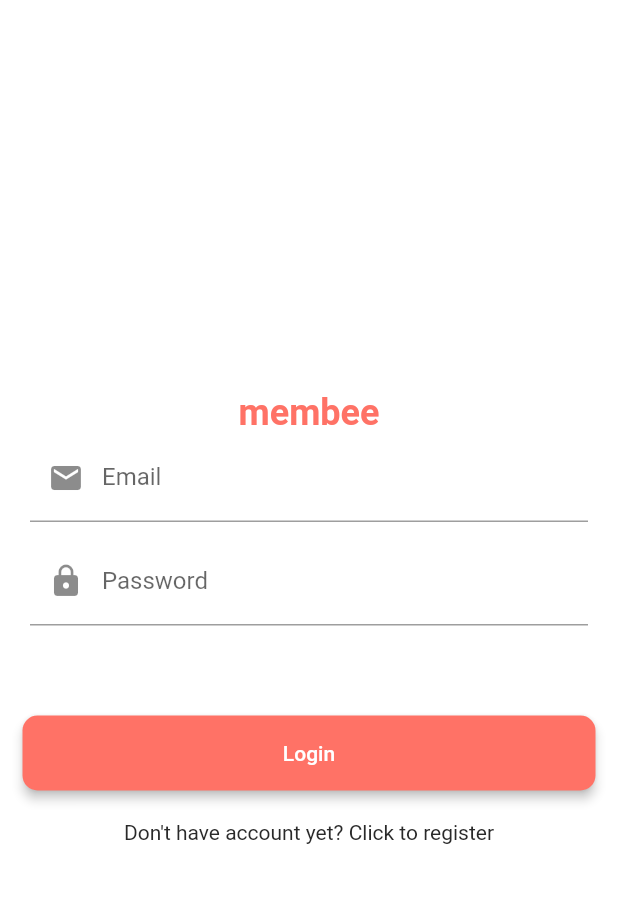
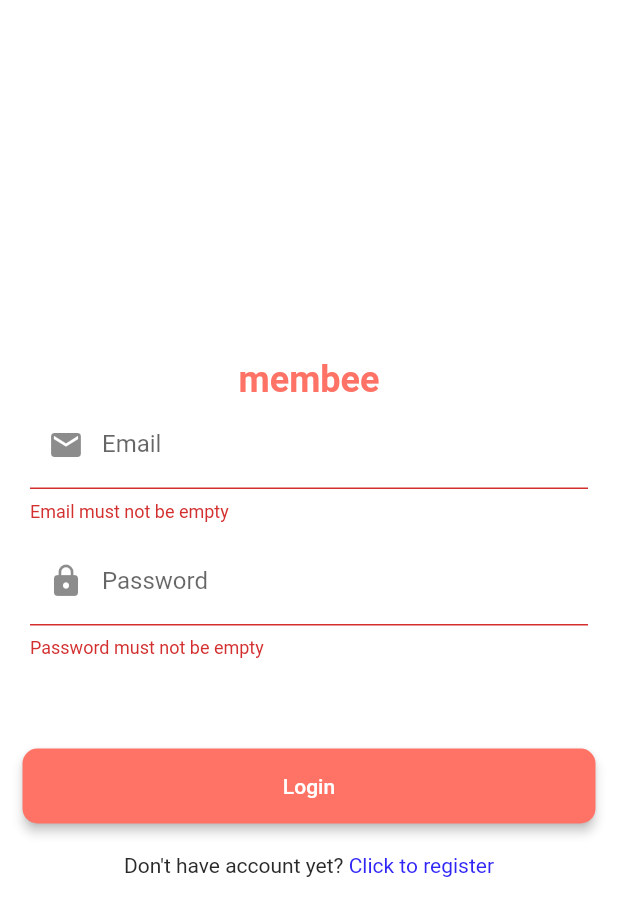
Before and after one commit to IvanTanaka/Flutter-Mobile-Booking_System, a Flutter app: the screen it shows after launch, after a tap on "Login", on a phone screen of 412 x 824 dp. Shown: the top 916 px of the screen. Run offline on Flutter 3.47's test engine with Material 2 defaults, Android fonts, the light colour scheme and no system bars; our stand-ins replace connectivity, dio, flutter_datetime_picker, font_awesome_flutter, get_it, rxdart and 1 more; missing offline and left inert: catcher, extended_text; network calls fail.

Commit message:
auto login after register done

```diff
--- a/lib/core/constants/network_code.dart
+++ b/lib/core/constants/network_code.dart
@@ -1,3 +1,6 @@
 class NetworkCode{
   static const SUCCESS = 200;
+  static const UNAUTHORIZED = 401;
+  static const CONFLICT = 409;
+
 }
--- a/lib/core/services/api.dart
+++ b/lib/core/services/api.dart
@@ -2,7 +2,12 @@
 import 'dart:convert';
 
 import 'package:dio/dio.dart';
+import 'package:member_apps/core/constants/network_code.dart';
 import 'package:member_apps/core/constants/shared_preference_key.dart';
+import 'package:member_apps/core/services/auth_service.dart';
+import 'package:member_apps/core/services/navigation_service.dart';
+import 'package:member_apps/router.dart';
+import 'package:member_apps/service_locator.dart';
 import 'package:shared_preferences/shared_preferences.dart';
 
 
@@ -48,6 +53,22 @@
     Response<dynamic> responseApi;
 
     responseApi = await _dio.get(_endpoint+url);
+    try {
+      responseApi = await _dio.get(_endpoint+url);
+      _dioResponseStreamController.add(null);
+      if (responseApi != null) {
+        if (responseApi.data['code'] == NetworkCode.UNAUTHORIZED)
+          setSessionExpired();
+      }
+      return jsonEncode(responseApi.data);
+    } on DioError catch (dioError) {
+      responseApi = dioError.response;
+      if (responseApi != null) {
+        if (responseApi.data['code'] == NetworkCode.UNAUTHORIZED)
+          setSessionExpired();
+      }
+      return throw responseApi.data['message'];
+    }
     return jsonEncode(responseApi.data);
 
 
@@ -71,8 +92,30 @@
 
     Response<dynamic> responseApi;
 
-    responseApi = await _dio.post(_endpoint+url,data: body);
+    try {
+      responseApi = await _dio.post(_endpoint+url,data: body);
+      _dioResponseStreamController.add(null);
+      if (responseApi != null) {
+        if (responseApi.data['code'] == NetworkCode.UNAUTHORIZED)
+          setSessionExpired();
+      }
+      return jsonEncode(responseApi.data);
+    } on DioError catch (dioError) {
+      responseApi = dioError.response;
+      if (responseApi != null) {
+        if (responseApi.data['code'] == NetworkCode.UNAUTHORIZED)
+          setSessionExpired();
+      }
+      return throw responseApi.data['message'];
+    }
     return jsonEncode(responseApi.data);
   }
 
 }
+
+
+setSessionExpired() async {
+  bool response = await locator<AuthService>().logout();
+  if (response)
+    locator<NavigationService>().navigateAndReplaceTo(RoutePaths.Login);
+}
--- /dev/null
+++ b/lib/core/services/auth_service.dart
@@ -0,0 +1,78 @@
+import 'dart:convert';
+
+import 'package:member_apps/core/constants/network_code.dart';
+import 'package:member_apps/core/constants/booking_service_menu_name.dart';
+import 'package:member_apps/core/constants/shared_preference_key.dart';
+import 'package:member_apps/core/enumerations/booking_service_type.dart';
+import 'package:member_apps/core/models/branch_model.dart';
+import 'package:member_apps/core/models/order_store_model.dart';
+import 'package:member_apps/core/models/search_store_model.dart';
+import 'package:member_apps/core/models/service_menu_model.dart';
+import 'package:member_apps/core/models/user_model.dart';
+import 'package:member_apps/core/services/api.dart';
+import 'package:member_apps/ui/prototype_constant.dart';
+import 'package:shared_preferences/shared_preferences.dart';
+
+class AuthService {
+  Api _api;
+
+  Future<bool> get isLogin async => await checkAuthToken();
+
+  AuthService({Api api}) {
+    this._api = api;
+  }
+
+  Future<bool> register(
+      {String name, String phoneNumber, String email, String password}) async {
+    final response = await _api.post(url: "v1/register", body: {
+      "name": name,
+      "phone_number": phoneNumber,
+      "email": email,
+      "password": password,
+    });
+    final resDecoded = json.decode(response);
+    if (resDecoded["code"] == NetworkCode.SUCCESS) {
+      SharedPreferences sharedPreferences = await SharedPreferences.getInstance();
+      sharedPreferences.setString(SharedPreferenceKey.ACCESS_TOKEN, resDecoded["data"]["token"]);
+      return resDecoded["success"];
+    } else {
+      throw(resDecoded["message"]);
+    }
+  }
+
+  Future<bool> login(
+      {String name, String phoneNumber, String email, String password}) async {
+    final response = await _api.post(url: "v1/login", body: {
+      "email": email,
+      "password": password,
+    });
+    final resDecoded = json.decode(response);
+    if (resDecoded["code"] == NetworkCode.SUCCESS) {
+      SharedPreferences sharedPreferences = await SharedPreferences.getInstance();
+      sharedPreferences.setString(SharedPreferenceKey.ACCESS_TOKEN, resDecoded["data"]["token"]);
+      return resDecoded["success"];
+    } else {
+       throw(resDecoded["message"]);
+    }
+  }
+
+  Future<bool> checkAuthToken() async {
+    SharedPreferences sharedPreferences = await SharedPreferences.getInstance();
+    String token = sharedPreferences.getString(SharedPreferenceKey.ACCESS_TOKEN);
+    final response = await _api.post(url: "v1/login-token", body: {
+      "token": token,
+    });
+    final resDecoded = json.decode(response);
+    if (resDecoded["code"] == NetworkCode.SUCCESS) {
+      return resDecoded["data"]["isLogin"];
+    } else {
+      return false;
+    }
+  }
+
+  Future<bool> logout() async {
+    SharedPreferences sharedPreferences = await SharedPreferences.getInstance();
+    sharedPreferences.remove(SharedPreferenceKey.ACCESS_TOKEN);
+    return true;
+  }
+}
--- a/lib/core/services/connection_service.dart
+++ b/lib/core/services/connection_service.dart
@@ -32,7 +32,7 @@
     ConnectionStatus previousConnection = hasConnection;
 
     try {
-      final result = await InternetAddress.lookup('bahaso.com');
+      final result = await InternetAddress.lookup('http://10.0.2.2:8000');
       if (result.isNotEmpty && result[0].rawAddress.isNotEmpty) {
         print("Connected");
         hasConnection = ConnectionStatus.CONNECTED;
--- /dev/null
+++ b/lib/core/viewmodels/views/registration/login_view_model.dart
@@ -0,0 +1,54 @@
+import 'package:member_apps/core/services/auth_service.dart';
+import 'package:member_apps/core/viewmodels/base_view_model.dart';
+import 'package:rxdart/rxdart.dart';
+
+class LoginViewModel extends BaseViewModel {
+
+  AuthService _authService;
+  String email;
+  String password;
+
+  BehaviorSubject<String> _errorMessageController = BehaviorSubject<String>();
+  Stream<String> get errorMessageStream => _errorMessageController.stream;
+  Future<bool> get isLogin async => await _authService.isLogin;
+  LoginViewModel({AuthService registrationService}){
+    this._authService = registrationService;
+  }
+
+  String validateEmail(String value){
+    bool validEmail =  RegExp(r"^[a-zA-Z0-9.a-zA-Z0-9.!#$%&'*+-/=?^_`{|}~]+@[a-zA-Z0-9]+\.[a-zA-Z]+").hasMatch(value);
+    if(value.length<=0){
+      return "Email must not be empty";
+    }
+    if(!validEmail){
+      return "Email is not valid";
+    }
+    this.email = value;
+    return null;
+  }
+
+  String validatePassword(String value){
+    if(value.length<=0){
+      return "Password must not be empty";
+    }
+    this.password = value;
+    return null;
+  }
+
+  Future<bool> loginUser() async {
+    setBusy(true);
+    try {
+      _errorMessageController.drain();
+      bool login = await _authService.login(
+          email: email,
+          password: password
+      );
+      setBusy(false);
+      return login;
+    }catch(exception){
+      _errorMessageController.add(exception.toString());
+      setBusy(false);
+      throw exception;
+    }
+  }
+}
--- a/lib/service_locator.dart
+++ b/lib/service_locator.dart
@@ -3,11 +3,12 @@
 import 'package:member_apps/core/services/connection_service.dart';
 import 'package:member_apps/core/services/order_service.dart';
 import 'package:member_apps/core/services/product_service.dart';
-import 'package:member_apps/core/services/registration_service.dart';
+import 'package:member_apps/core/services/auth_service.dart';
 import 'package:member_apps/core/services/store_service.dart';
 import 'package:member_apps/core/viewmodels/views/home_view_model.dart';
 import 'package:member_apps/core/viewmodels/views/order/order_food_confirmation_view_model.dart';
 import 'package:member_apps/core/viewmodels/views/order/order_food_store_view_model.dart';
+import 'package:member_apps/core/viewmodels/views/registration/login_view_model.dart';
 import 'package:member_apps/core/viewmodels/views/registration/register_view_model.dart';
 import 'package:member_apps/core/viewmodels/views/search_franchise_view_model.dart';
 
@@ -17,8 +18,8 @@
   locator.registerSingleton<Api>(Api());
   locator.registerSingleton<ConnectionService>(ConnectionService());
 
-  locator.registerLazySingleton<RegistrationService>(
-    () => RegistrationService(
+  locator.registerLazySingleton<AuthService>(
+    () => AuthService(
       api: locator<Api>(),
     ),
   );
@@ -43,8 +44,12 @@
 
   locator.registerFactory<HomeViewModel>(() => HomeViewModel());
 
+  locator.registerFactory<LoginViewModel>(() => LoginViewModel(
+    registrationService: locator<AuthService>(),
+  ));
+
   locator.registerFactory<RegisterViewModel>(() => RegisterViewModel(
-    registrationService: locator<RegistrationService>(),
+    registrationService: locator<AuthService>(),
   ));
 
   locator.registerFactory<SearchFranchiseViewModel>(
--- a/lib/ui/shared_colors.dart
+++ b/lib/ui/shared_colors.dart
@@ -3,7 +3,9 @@
 class SharedColors{
   static const Color primaryColor = Color(0xFFFF7266);
   static const Color accentColor = Color(0xFF47ACFF);
+
   static const Color disabledColor = Color(0xFF292929);
+  static const Color errorColor = Color(0xEFF54242);
 
   static const Color scaffoldColor = Color(0xFFFFFFFF);
   static const Color txtColor = Color(0xFF292929);
--- a/lib/ui/views/registration/login_view.dart
+++ b/lib/ui/views/registration/login_view.dart
@@ -1,4 +1,7 @@
 import 'package:flutter/material.dart';
+import 'package:member_apps/base_widget.dart';
+import 'package:member_apps/core/viewmodels/views/registration/login_view_model.dart';
+import 'package:member_apps/service_locator.dart';
 import 'package:member_apps/ui/shared_colors.dart';
 import 'package:member_apps/ui/widgets/shared_button.dart';
 
@@ -10,34 +13,60 @@
 }
 
 class _LoginViewState extends State<LoginView> {
+
+  final _formKey = GlobalKey<FormState>();
+
   @override
   Widget build(BuildContext context) {
     return Scaffold(
-      body: _buildBody(),
-    );
+      body: BaseWidget<LoginViewModel>(
+        model: locator<LoginViewModel>(),
+        onModelReady: (LoginViewModel viewModel) async {
+          bool isLogin = await viewModel.isLogin;
+          if(isLogin){
+            Navigator.of(context).popUntil((route)=>route.isFirst);
+            Navigator.pushReplacementNamed(context, RoutePaths.Main);
+          }
+        },
+        builder:
+            (BuildContext context, LoginViewModel viewModel, Widget child) {
+          return _buildBody(viewModel);
+        },
+      ),);
   }
 
-  Widget _buildBody() {
+  Widget _buildBody(LoginViewModel viewModel) {
     return Container(
-      child: Container(
+      alignment: Alignment.center,
+      child: SingleChildScrollView(
+        child: Form(
+          key: _formKey,
           child: Column(
             mainAxisAlignment: MainAxisAlignment.center,
             children: <Widget>[
+              Container(
+                height: 50,
+              ),
               _buildLogo(),
-            _buildEmailField(),
+              _buildErrorMessage(viewModel),
+              _buildEmailField(viewModel),
               Container(
                 height: 10,
               ),
-            _buildPasswordField(),
+              _buildPasswordField(viewModel),
               Container(
                 height: 50,
               ),
-            _buildLoginButton(),
+              _buildLoginButton(viewModel),
               Container(
                 height: 10,
               ),
               _buildRegisterButton(),
+              Container(
+                height: 50,
+              ),
             ],
+          ),
         ),
       ),
     );
@@ -46,7 +75,11 @@
   Widget _buildLogo() {
     return Text(
       "membee",
-      style: Theme.of(context).textTheme.headline.merge(
+      style: Theme
+          .of(context)
+          .textTheme
+          .headline
+          .merge(
         TextStyle(
           color: SharedColors.primaryColor,
           fontWeight: FontWeight.bold,
@@ -55,11 +88,40 @@
     );
   }
 
-  Widget _buildEmailField() {
+  Widget _buildErrorMessage(LoginViewModel viewModel) {
+    return StreamBuilder<String>(
+      stream: viewModel.errorMessageStream,
+      builder: (BuildContext context, AsyncSnapshot<String> snapshot) {
+        if (snapshot.hasData) {
+          return Container(
+            alignment: Alignment.center,
+            margin: EdgeInsets.all(10),
+            padding: EdgeInsets.symmetric(vertical: 5),
+            width: double.infinity,
+            height: 50,
+            decoration: BoxDecoration(
+              border: Border.all(color: Colors.transparent),
+              borderRadius: BorderRadius.circular(10),
+              color: SharedColors.errorColor,
+            ),
+            child: Text(snapshot.data, style: TextStyle(
+              color: SharedColors.txtAccentColor,
+            ),),
+          );
+        }
+        return Container();
+      },
+    );
+  }
+
+  Widget _buildEmailField(LoginViewModel viewModel) {
     return Container(
       margin: EdgeInsets.only(left: 20, right: 20),
       child: Container(
-        child: TextField(
+        child: TextFormField(
+          validator: (String value){
+            return viewModel.validateEmail(value);
+          },
           cursorColor: SharedColors.primaryColor,
           decoration: InputDecoration(
             labelText: "Email",
@@ -76,11 +138,14 @@
     );
   }
 
-  Widget _buildPasswordField() {
+  Widget _buildPasswordField(LoginViewModel viewModel) {
     return Container(
       margin: EdgeInsets.only(left: 20, right: 20),
       child: Container(
-        child: TextField(
+        child: TextFormField(
+          validator: (String value){
+            return viewModel.validatePassword(value);
+          },
           obscureText: true,
           cursorColor: SharedColors.primaryColor,
           decoration: InputDecoration(
@@ -98,33 +163,22 @@
     );
   }
 
-  Widget _buildLoginButton() {
+  Widget _buildLoginButton(LoginViewModel viewModel) {
     return Container(
       margin: EdgeInsets.symmetric(horizontal: 10),
       child: SharedButton(
         text: "Login",
-          onTap: () {},
-        ));
-//    return Container(
-//      margin: EdgeInsets.only(left: 40, right: 40),
-//      width: double.infinity,
-//      child: RaisedButton(
-//        child: Container(
-//          height: 50,
-//          alignment: Alignment.center,
-//          child: Text(
-//            "Login",
-//            style: TextStyle(
-//              color: Colors.black87,
-//            ),
-//          ),
-//        ),
-//        onPressed: () {
-//          Navigator.pushReplacementNamed(context, RoutePaths.Main);
-//        },
-//        color: Colors.amber,
-//      ),
-//    );
+        onTap: () async {
+          if (_formKey.currentState.validate()){
+            await viewModel.loginUser();
+            bool isLogin = await viewModel.isLogin;
+            if(isLogin){
+              Navigator.of(context).popUntil((route)=>route.isFirst);
+              Navigator.pushReplacementNamed(context, RoutePaths.Main);
+            }
+          }
+        },
+      ),);
   }
 
   Widget _buildRegisterButton() {
@@ -133,8 +187,14 @@
         Navigator.pushNamed(context, RoutePaths.Register);
       },
       child: Container(
-        child: Text(
-          "Don't have account yet? Click to register",
+        child: RichText(
+          text: TextSpan(
+            text: "Don't have account yet?",
+            style: TextStyle(color: SharedColors.txtColor),
+            children: <TextSpan>[
+              TextSpan(text: ' Click to register', style: TextStyle(color: SharedColors.linkColor)),
+            ],
+          ),
         ),
       ),
     );
--- a/pubspec.yaml
+++ b/pubspec.yaml
@@ -35,6 +35,7 @@
   toast: ^0.1.5
   flutter_datetime_picker: ^1.3.4
   intl: ^0.16.1
+  catcher: ^0.2.7
 
 
 dev_dependencies:
```
Also changed, not shown: lib/core/services/navigation_service.dart (added, +18 -0 lines), lib/core/services/registration_service.dart (deleted, +0 -40 lines), lib/core/viewmodels/views/registration/register_view_model.dart (+36 -9 lines), lib/ui/views/registration/register_view.dart (+51 -15 lines), pubspec.lock. Lines whose indentation alone changed are shown as unchanged.
